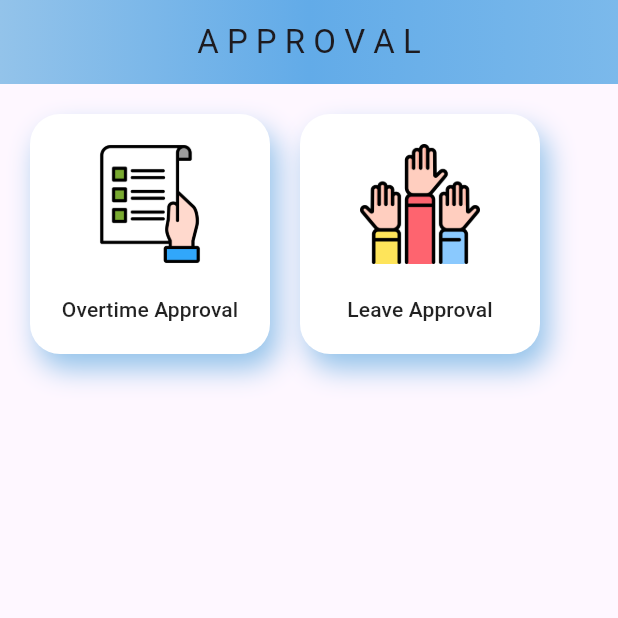
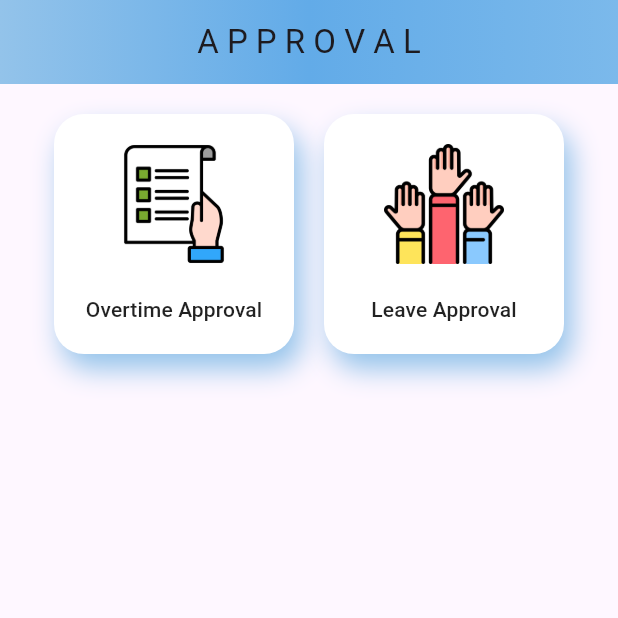
Before and after one commit to dimasAndri1412/FlutterApps-TogetherApps, a Flutter app: the Approvalls screen opened directly, on a phone screen of 412 x 824 dp, the top half of it. Run offline on Flutter 3.47's test engine with Material 3 defaults, Android fonts, the phone set to English and light mode, and no system bars; our stand-ins replace dio, drop_shadow_image, dropdown_search, faker, file_picker, flutter_slidable and 6 more; missing offline and left inert: dropdownfield2, mailer.

```diff
--- a/lib/approvalls/Approvalls.dart
+++ b/lib/approvalls/Approvalls.dart
@@ -31,9 +31,10 @@ class _ApprovallsState extends State<Approvalls> {
         ),
         body: Container(
           child: Row(
+            mainAxisAlignment: MainAxisAlignment.center,
             children: [
               MaterialButton(
-                padding: EdgeInsets.only(left: 20, top: 20),
+                padding: EdgeInsets.only(top: 20),
                 child: Container(
                   width: 160,
                   height: 160,
--- a/lib/home/Userhome.dart
+++ b/lib/home/Userhome.dart
@@ -67,7 +67,7 @@ class _UserHomeState extends State<UserHome> {
                     TextField(
                       decoration: InputDecoration(
                       contentPadding: EdgeInsets.only(left: 35, top: 46),
-                      hintText: UserNameController.text,
+                      hintText: emailController.text,
                       hintStyle: TextStyle(color: Colors.white, fontSize: 25),
                       enabledBorder: InputBorder.none,
                       focusedBorder: InputBorder.none,
--- a/lib/home/home.dart
+++ b/lib/home/home.dart
@@ -68,7 +68,7 @@ class _HomeState extends State<Home> {
                       style: TextStyle(color: Colors.white,fontSize: 25,fontWeight: FontWeight.bold),
                       decoration: InputDecoration(
                       contentPadding: EdgeInsets.only(left: 35, top: 46),
-                      hintText: "RAZU",
+                      hintText: emailController.text,
                       hintStyle: TextStyle(color: Colors.white, fontSize: 25),
                       enabledBorder: InputBorder.none,
                       focusedBorder: InputBorder.none,
--- a/lib/login/LoginPage.dart
+++ b/lib/login/LoginPage.dart
@@ -7,7 +7,7 @@ import 'package:get/get_navigation/src/root/get_material_app.dart';
 void main() => runApp(
    const GetMaterialApp(
     debugShowCheckedModeBanner: false,
-    home: ApplicationBar(),
+    home: LoginPage(),
   )
 );
 
```
Also changed, not shown: pubspec.lock.
